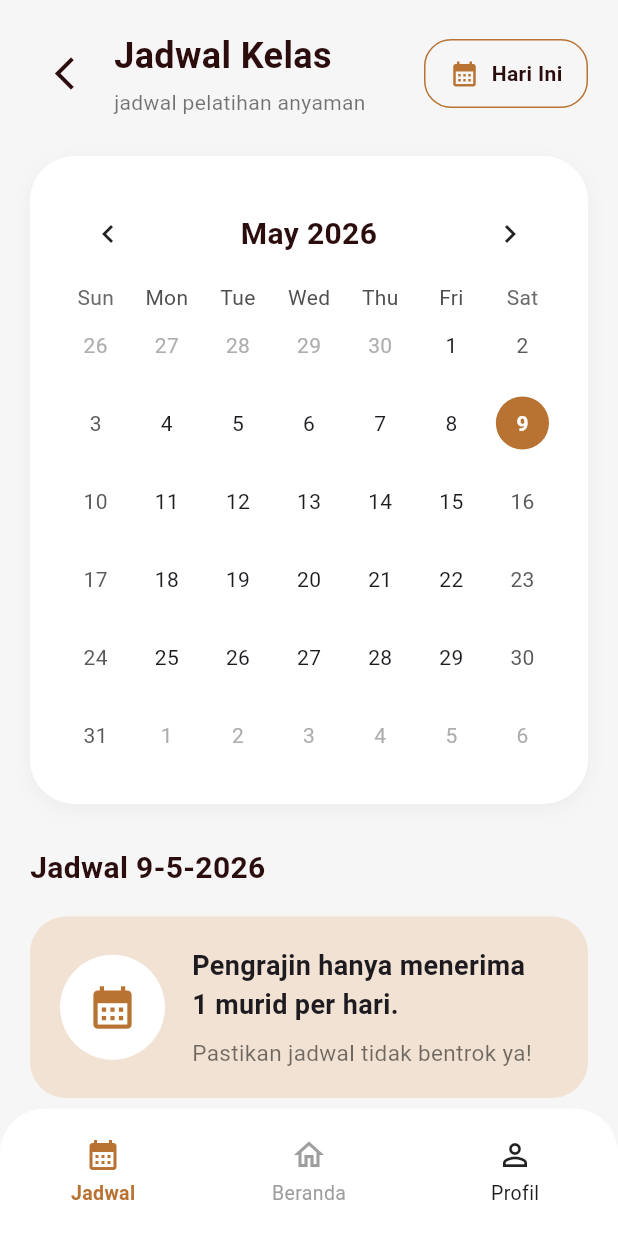
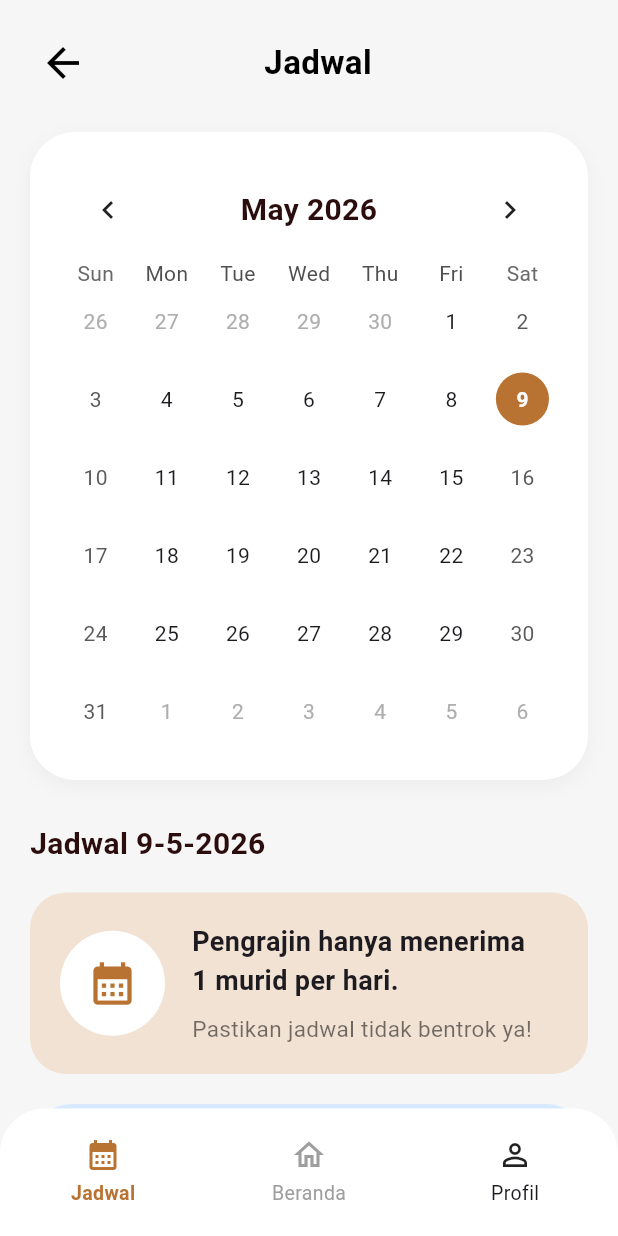
Before and after one commit to annisanurramadhani/Desa-Anyam, a Flutter app: the JadwalPengrajinView screen opened by its route, on a phone screen of 412 x 824 dp. Run offline on Flutter 3.47's test engine with Material 3 defaults, Android fonts, the phone set to English and light mode, and no system bars; drawn by our look-alikes of table_calendar; our stand-ins replace font_awesome_flutter, get, image_picker.

Commit message:
update UI

```diff
--- a/lib/app/modules/pengrajin/jadwal/jadwal_pengrajin_view.dart
+++ b/lib/app/modules/pengrajin/jadwal/jadwal_pengrajin_view.dart
@@ -14,24 +14,34 @@ class JadwalPengrajinView extends GetView<JadwalPengrajinController> {
 
       bottomNavigationBar: Container(
         height: 85,
+
         decoration: const BoxDecoration(
           color: Colors.white,
+
           borderRadius: BorderRadius.only(
             topLeft: Radius.circular(30),
             topRight: Radius.circular(30),
           ),
         ),
+
         child: Row(
           mainAxisAlignment: MainAxisAlignment.spaceAround,
+
           children: [
             // JADWAL
             InkWell(
-              onTap: () {},
+              onTap: () {
+                Get.offAllNamed('/home-pengrajin');
+              },
+
               borderRadius: BorderRadius.circular(20),
+
               child: SizedBox(
                 width: 90,
+
                 child: Column(
                   mainAxisAlignment: MainAxisAlignment.center,
+
                   children: const [
                     Icon(Icons.calendar_month, color: Color(0xFFB87333)),
 
@@ -39,6 +49,7 @@ class JadwalPengrajinView extends GetView<JadwalPengrajinController> {
 
                     Text(
                       'Jadwal',
+
                       style: TextStyle(
                         color: Color(0xFFB87333),
                         fontWeight: FontWeight.bold,
@@ -55,11 +66,15 @@ class JadwalPengrajinView extends GetView<JadwalPengrajinController> {
               onTap: () {
                 Get.offAllNamed('/home-pengrajin');
               },
+
               borderRadius: BorderRadius.circular(20),
+
               child: SizedBox(
                 width: 90,
+
                 child: Column(
                   mainAxisAlignment: MainAxisAlignment.center,
+
                   children: const [
                     Icon(Icons.home_outlined, color: Colors.grey),
 
@@ -67,6 +82,7 @@ class JadwalPengrajinView extends GetView<JadwalPengrajinController> {
 
                     Text(
                       'Beranda',
+
                       style: TextStyle(color: Colors.grey, fontSize: 13),
                     ),
                   ],
@@ -79,11 +95,15 @@ class JadwalPengrajinView extends GetView<JadwalPengrajinController> {
               onTap: () {
                 Get.toNamed('/profile-akun-pengrajin');
               },
+
               borderRadius: BorderRadius.circular(20),
+
               child: SizedBox(
                 width: 90,
+
                 child: Column(
                   mainAxisAlignment: MainAxisAlignment.center,
+
                   children: const [
                     Icon(Icons.person_outline),
 
@@ -101,8 +121,10 @@ class JadwalPengrajinView extends GetView<JadwalPengrajinController> {
       body: SafeArea(
         child: SingleChildScrollView(
           padding: const EdgeInsets.all(20),
+
           child: Column(
             crossAxisAlignment: CrossAxisAlignment.start,
+
             children: [
               // HEADER
               Row(
@@ -111,91 +133,62 @@ class JadwalPengrajinView extends GetView<JadwalPengrajinController> {
                     onTap: () {
                       Get.back();
                     },
+
                     borderRadius: BorderRadius.circular(30),
-                    child: Container(
-                      padding: const EdgeInsets.all(10),
-                      child: const Icon(
-                        Icons.arrow_back_ios_new,
-                        size: 26,
-                        color: Color(0xFF2B0D0D),
+
+                    child: const Padding(
+                      padding: EdgeInsets.all(6),
+
+                      child: Icon(
+                        Icons.arrow_back,
+                        size: 32,
+                        color: Colors.black,
                       ),
                     ),
                   ),
 
-                  const SizedBox(width: 10),
+                  const Expanded(
+                    child: Center(
+                      child: Text(
+                        'Jadwal',
 
-                  Expanded(
-                    child: Column(
-                      crossAxisAlignment: CrossAxisAlignment.start,
-                      children: const [
-                        Text(
-                          'Jadwal Kelas',
-                          style: TextStyle(
-                            fontSize: 24,
-                            fontWeight: FontWeight.bold,
-                            color: Color(0xFF2B0D0D),
-                          ),
+                        style: TextStyle(
+                          fontSize: 22,
+                          fontWeight: FontWeight.bold,
+                          color: Colors.black,
                         ),
-
-                        SizedBox(height: 4),
-
-                        Text(
-                          'jadwal pelatihan anyaman',
-                          style: TextStyle(fontSize: 14, color: Colors.black54),
-                        ),
-                      ],
+                      ),
                     ),
                   ),
 
-                  Container(
-                    padding: const EdgeInsets.symmetric(
-                      horizontal: 16,
-                      vertical: 12,
-                    ),
-                    decoration: BoxDecoration(
-                      borderRadius: BorderRadius.circular(18),
-                      border: Border.all(color: const Color(0xFFB87333)),
-                    ),
-                    child: Row(
-                      children: const [
-                        Icon(
-                          Icons.calendar_month,
-                          size: 20,
-                          color: Color(0xFFB87333),
-                        ),
-
-                        SizedBox(width: 8),
-
-                        Text(
-                          'Hari Ini',
-                          style: TextStyle(
-                            fontWeight: FontWeight.w600,
-                            color: Color(0xFF2B0D0D),
-                          ),
-                        ),
-                      ],
-                    ),
-                  ),
+                  const SizedBox(width: 32),
                 ],
               ),
 
-              const SizedBox(height: 26),
+              const SizedBox(height: 24),
 
               // KALENDER
               Container(
                 width: double.infinity,
+
                 padding: const EdgeInsets.all(20),
+
                 decoration: BoxDecoration(
                   color: Colors.white,
+
                   borderRadius: BorderRadius.circular(30),
+
                   boxShadow: [
                     BoxShadow(
                       color: Colors.black.withValues(alpha: 0.04),
+
                       blurRadius: 10,
+
                       offset: const Offset(0, 4),
                     ),
                   ],
                 ),
+
                 child: Obx(
                   () => TableCalendar(
                     firstDay: DateTime.utc(2020, 1, 1),
@@ -216,10 +209,13 @@ class JadwalPengrajinView extends GetView<JadwalPengrajinController> {
 
                     headerStyle: const HeaderStyle(
                       formatButtonVisible: false,
+
                       titleCentered: true,
+
                       titleTextStyle: TextStyle(
                         fontSize: 20,
                         fontWeight: FontWeight.bold,
+
                         color: Color(0xFF2B0D0D),
                       ),
                     ),
@@ -227,21 +223,25 @@ class JadwalPengrajinView extends GetView<JadwalPengrajinController> {
                     calendarStyle: CalendarStyle(
                       todayDecoration: BoxDecoration(
                         color: Colors.brown.shade200,
+
                         shape: BoxShape.circle,
                       ),
 
                       selectedDecoration: const BoxDecoration(
                         color: Color(0xFFB87333),
+
                         shape: BoxShape.circle,
                       ),
 
                       selectedTextStyle: const TextStyle(
                         color: Colors.white,
+
                         fontWeight: FontWeight.bold,
                       ),
 
                       todayTextStyle: const TextStyle(
                         color: Colors.white,
+
                         fontWeight: FontWeight.bold,
                       ),
                     ),
@@ -254,6 +254,7 @@ class JadwalPengrajinView extends GetView<JadwalPengrajinController> {
               Obx(
                 () => Text(
                   'Jadwal ${controller.selectedDay.value.day}-${controller.selectedDay.value.month}-${controller.selectedDay.value.year}',
+
                   style: const TextStyle(
                     fontSize: 20,
                     fontWeight: FontWeight.bold,
@@ -267,23 +268,31 @@ class JadwalPengrajinView extends GetView<JadwalPengrajinController> {
               // INFO
               Container(
                 width: double.infinity,
+
                 padding: const EdgeInsets.all(20),
+
                 decoration: BoxDecoration(
                   color: const Color(0xFFF1E2D3),
+
                   borderRadius: BorderRadius.circular(24),
                 ),
+
                 child: Row(
                   children: [
                     Container(
                       width: 70,
                       height: 70,
+
                       decoration: const BoxDecoration(
                         color: Colors.white,
                         shape: BoxShape.circle,
                       ),
+
                       child: const Icon(
                         Icons.calendar_month,
+
                         color: Color(0xFFB87333),
+
                         size: 34,
                       ),
                     ),
@@ -293,9 +302,11 @@ class JadwalPengrajinView extends GetView<JadwalPengrajinController> {
                     const Expanded(
                       child: Column(
                         crossAxisAlignment: CrossAxisAlignment.start,
+
                         children: [
                           Text(
                             'Pengrajin hanya menerima\n1 murid per hari.',
+
                             style: TextStyle(
                               fontSize: 18,
                               fontWeight: FontWeight.bold,
@@ -306,6 +317,7 @@ class JadwalPengrajinView extends GetView<JadwalPengrajinController> {
 
                           Text(
                             'Pastikan jadwal tidak bentrok ya!',
+
                             style: TextStyle(
                               fontSize: 15,
                               color: Colors.black54,
@@ -323,23 +335,31 @@ class JadwalPengrajinView extends GetView<JadwalPengrajinController> {
               // CARD JADWAL
               Container(
                 width: double.infinity,
+
                 padding: const EdgeInsets.all(20),
+
                 decoration: BoxDecoration(
                   color: const Color(0xFFD6E9FF),
+
                   borderRadius: BorderRadius.circular(28),
                 ),
+
                 child: Row(
                   children: [
                     Container(
                       width: 70,
                       height: 70,
+
                       decoration: const BoxDecoration(
                         color: Colors.white,
                         shape: BoxShape.circle,
                       ),
+
                       child: const Icon(
                         Icons.person,
+
                         size: 38,
+
                         color: Colors.blue,
                       ),
                     ),
@@ -350,11 +370,14 @@ class JadwalPengrajinView extends GetView<JadwalPengrajinController> {
                       child: Obx(
                         () => Column(
                           crossAxisAlignment: CrossAxisAlignment.start,
+
                           children: [
                             Text(
                               controller.namaMurid.value,
+
                               style: const TextStyle(
                                 fontSize: 18,
+
                                 fontWeight: FontWeight.bold,
                               ),
                             ),
@@ -363,6 +386,7 @@ class JadwalPengrajinView extends GetView<JadwalPengrajinController> {
 
                             Text(
                               controller.kelas.value,
+
                               style: const TextStyle(fontSize: 16),
                             ),
 
@@ -372,7 +396,9 @@ class JadwalPengrajinView extends GetView<JadwalPengrajinController> {
                               children: [
                                 const Icon(
                                   Icons.access_time,
+
                                   size: 15,
+
                                   color: Colors.black54,
                                 ),
 
@@ -380,8 +406,10 @@ class JadwalPengrajinView extends GetView<JadwalPengrajinController> {
 
                                 Text(
                                   controller.waktu.value,
+
                                   style: const TextStyle(
                                     fontSize: 15,
+
                                     color: Colors.black54,
                                   ),
                                 ),
```
Also changed, not shown: lib/app/modules/pengrajin/daftar_murid/daftar_murid_controller.dart (+6 -10 lines), lib/app/modules/pengrajin/daftar_murid/daftar_murid_view.dart (+132 -29 lines), lib/app/modules/pengrajin/edit_profile/edit_profile_pengrajin_view.dart (+21 -27 lines), lib/app/modules/pengrajin/payment/payment_view.dart (+21 -30 lines), lib/app/modules/pengrajin/profile/profile_akun_pengrajin_view.dart (+25 -34 lines).
